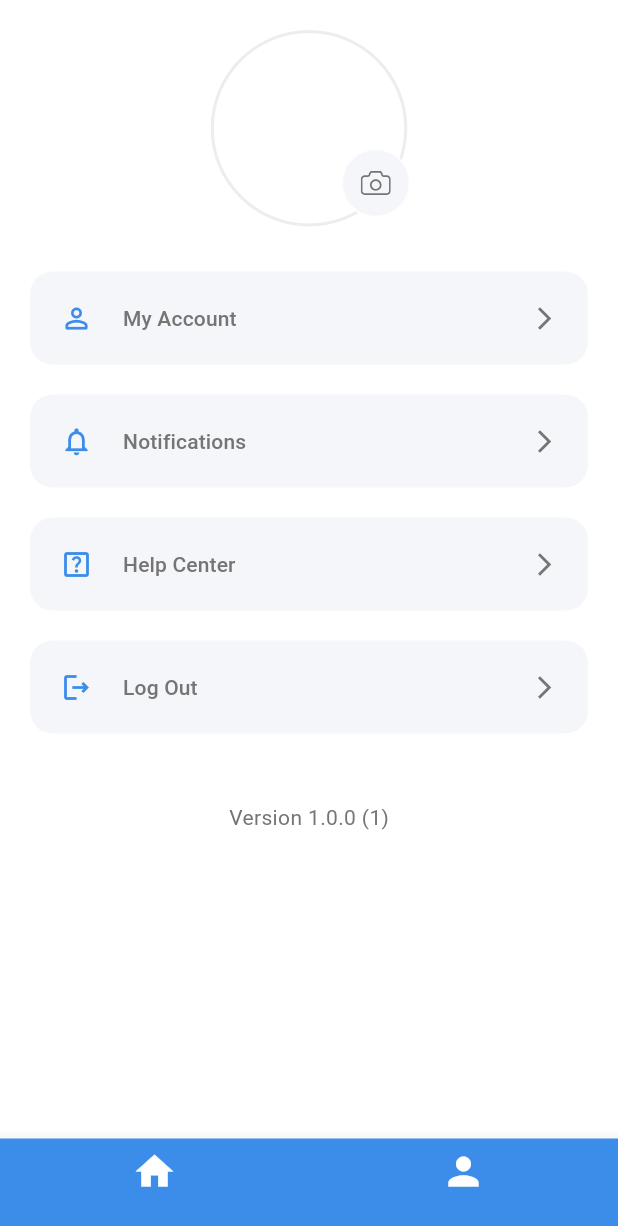
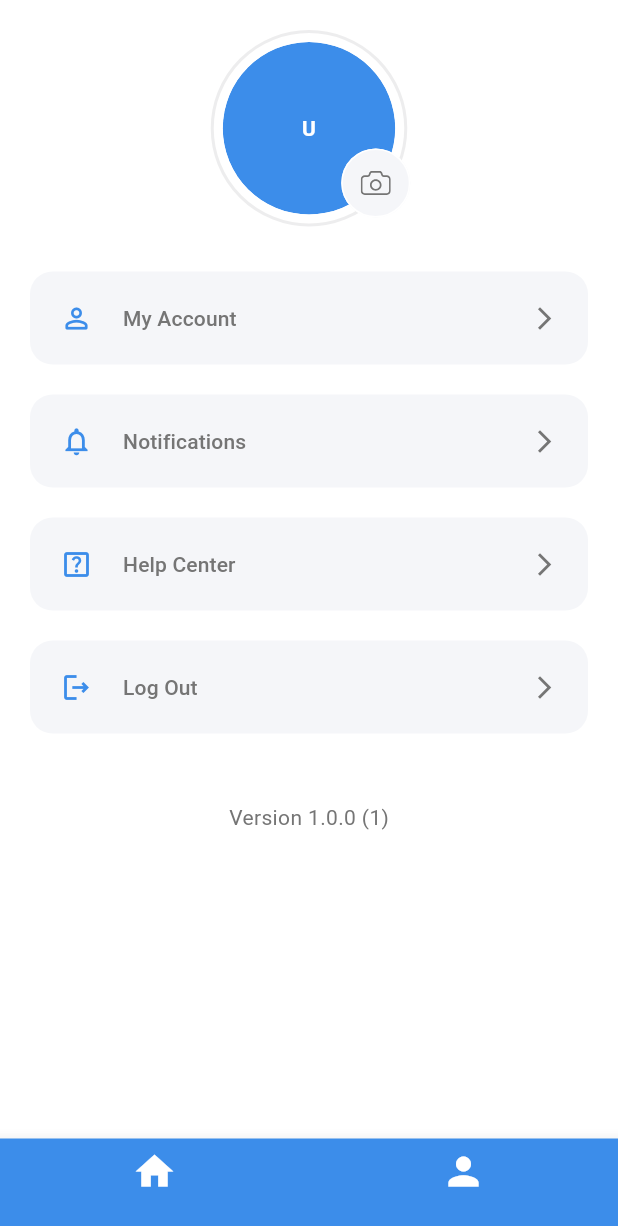
Before and after one commit to rajdeepf1/Microsensors-Flutter, a Flutter app: the AppBottomNavigationBar screen opened directly, item 2 of the bottom bar chosen, on a phone screen of 412 x 824 dp. Shown: the top 1226 px of the screen. Run offline on Flutter 3.47's test engine with Material 3 defaults, Android fonts, the phone set to English and light mode, and no system bars; our stand-ins replace dio, dotted_border, file_picker, firebase_core, firebase_messaging, flutter_hooks and 10 more; accounts and stored records are empty.

Commit message:
App icon done and product ui changed and added active and in-active states for the user. Code enhancements

```diff
--- a/lib/features/components/main_layout/main_layout.dart
+++ b/lib/features/components/main_layout/main_layout.dart
@@ -86,7 +86,7 @@ class MainLayout extends HookWidget {
               ),
               onPressed: () {
                 // Your action here
-                print("Notification icon clicked");
+                print("Notification icons clicked");
                 context.push("/notification");
               },
             ),
--- a/lib/features/components/smart_image/smart_image.dart
+++ b/lib/features/components/smart_image/smart_image.dart
@@ -1,5 +1,7 @@
 import 'dart:io';
 import 'package:flutter/material.dart';
+
+import '../../../utils/colors.dart';
 
 enum ImageShape { circle, rounded, rectangle }
 
@@ -69,7 +71,7 @@ class SmartImage extends StatelessWidget {
 
   Widget _initialsAvatar(String? name, {double? h, double? w}) {
     final n = (name ?? '').trim();
-    String initials = 'U';
+    String initials = n;
     if (n.isNotEmpty) {
       final parts = n.split(RegExp(r'\s+'));
       initials = parts.length == 1
@@ -82,7 +84,7 @@ class SmartImage extends StatelessWidget {
       height: size,
       width: size,
       decoration: BoxDecoration(
-        color: Colors.white24,
+        color: AppColors.app_blue_color,
         borderRadius: BorderRadius.circular(shape == ImageShape.circle ? size / 2 : borderRadius),
       ),
       child: Center(
--- a/lib/features/dashboard/presentation/products_lottie_card.dart
+++ b/lib/features/dashboard/presentation/products_lottie_card.dart
@@ -22,7 +22,7 @@ class ProductsLottieCard extends StatelessWidget {
       onTap: onTap,
       borderRadius: BorderRadius.circular(16),
       child: Card(
-        color: AppColors.card_color,
+        color: Colors.white,
         clipBehavior: Clip.antiAlias,
         shape: RoundedRectangleBorder(
           borderRadius: BorderRadius.circular(16),
--- a/lib/features/user_list/presentation/production_manager_user_list.dart
+++ b/lib/features/user_list/presentation/production_manager_user_list.dart
@@ -141,6 +141,7 @@ class UserCardListWidget extends StatelessWidget {
               baseUrl: Constants.apiBaseUrl,
               shape: ImageShape.circle,
               width: 70,
+              username: name,
             ),
             const SizedBox(width: 16),
             // main info column
@@ -163,7 +164,7 @@ class UserCardListWidget extends StatelessWidget {
                         ),
                       ),
                       const SizedBox(width: 8),
-                      StatusPill(active: isActive, height: 24),
+                      StatusPill(status: isActive?'Active':'InActive'),
                     ],
                   ),
 
--- a/lib/features/user_list/presentation/sales_user_list.dart
+++ b/lib/features/user_list/presentation/sales_user_list.dart
@@ -141,6 +141,7 @@ class UserCardListWidget extends StatelessWidget {
               baseUrl: Constants.apiBaseUrl,
               shape: ImageShape.circle,
               width: 70,
+              username: name,
             ),
             const SizedBox(width: 16),
             // main info column
@@ -163,7 +164,7 @@ class UserCardListWidget extends StatelessWidget {
                         ),
                       ),
                       const SizedBox(width: 8),
-                      StatusPill(active: isActive, height: 24),
+                      StatusPill(status: isActive?'Active':'InActive'),
                     ],
                   ),
 
--- a/lib/utils/colors.dart
+++ b/lib/utils/colors.dart
@@ -1,20 +1,26 @@
 
-import 'package:microsensors/utils/color_extension.dart';
+import 'dart:ui';
 
 class AppColors {
-  static final app_blue_color = "#3c8dea".toColor();
-  static final button_color = "#3c8dea".toColor();
-  static final button_text_color = "#ffffff".toColor();
-  static final heading_text_color = "#575757".toColor();
-  static final white_text_color = "#ffffff".toColor();
-  static final sub_heading_text_color = "#808080".toColor();
-  static final text_color = "#A8A8A8".toColor();
-  static final icon_color = "#575757".toColor();
-  static final card_color = "#ffffff".toColor();
-  static final bottom_nav_icon_color = "#ffffff".toColor();
-  static final fab_icon_color = "#1f2f48".toColor();
-  static final fab_foreground_icon_color = "#ffffff".toColor();
-  static final tab_text_color = "#ffffff".toColor();
-  static final tab_indicator_color = "#1f2f48".toColor();
+  static const Color app_blue_color = Color(0xFF3C8DEA);
+  static const Color button_color = Color(0xFF3C8DEA);
+  static const Color button_text_color = Color(0xFFFFFFFF);
+  static const Color heading_text_color = Color(0xFF575757);
+  static const Color white_text_color = Color(0xFFFFFFFF);
+  static const Color sub_heading_text_color = Color(0xFF808080);
+  static const Color text_color = Color(0xFFA8A8A8);
+  static const Color icon_color = Color(0xFF575757);
+  static const Color bottom_nav_icon_color = Color(0xFFFFFFFF);
+  static const Color fab_icon_color = Color(0xFF1F2F48);
+  static const Color fab_foreground_icon_color = Color(0xFFFFFFFF);
+  static const Color tab_text_color = Color(0xFFFFFFFF);
+  static const Color tab_indicator_color = Color(0xFF1F2F48);
+  static const Color card_color = Color(0xFFEEF2FF);
+  static const Color pill_active_bg_color = Color(0xFFE6F7EC);
+  static const Color pill_active_text_color = Color(0xFF0F9D58);
+  static const Color pill_in_active_bg_color = Color(0xFFFEEFEF);
+  static const Color pill_in_active_text_color = Color(0xFFB91C1C);
+  static const Color pill_discontinued_bg_color = Color(0xFFA8A8A8);
+  static const Color pill_discontinued_text_color = Color(0xFF1F2F48);
 
 }
```
Also changed, not shown: lib/features/add_product/presentation/add_product.dart (+101 -70 lines), lib/features/components/status_pill/status_pill.dart (+38 -7 lines), lib/features/product_list/presentation/product_list.dart (+106 -94 lines), pubspec.yaml (+7 -0 lines), assets/icons/m.png (added), assets/icons/m_android.png (added), assets/icons/m_ios.png (added), pubspec.lock, 22 other files.
